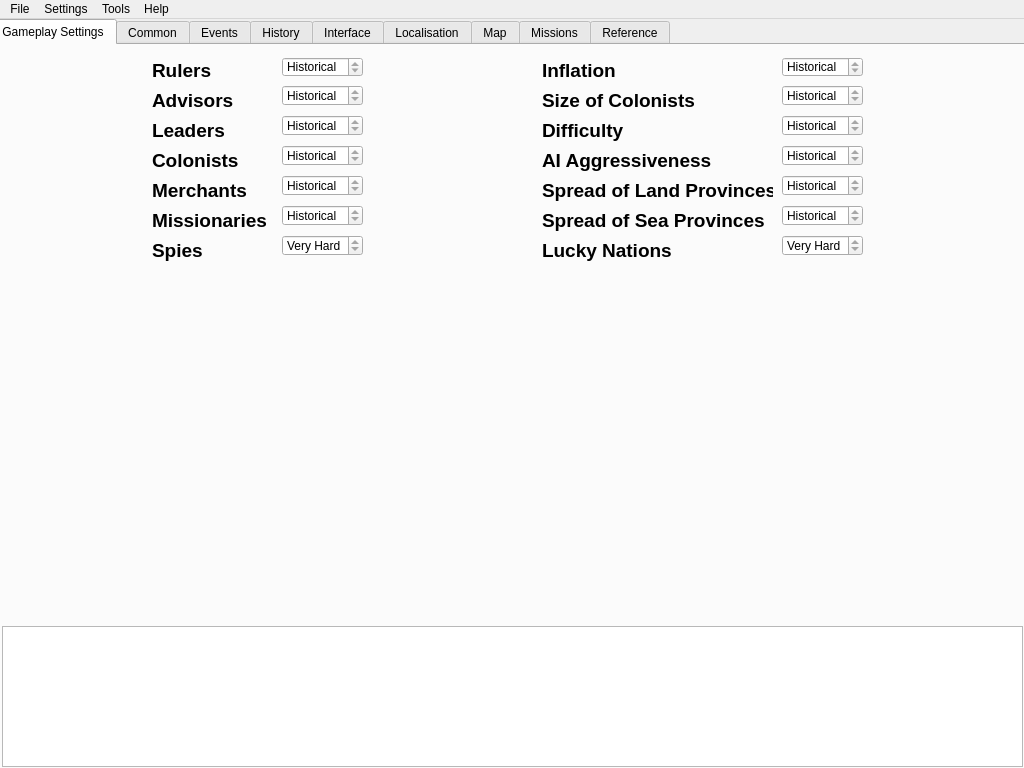
Before: the Qt Designer form BraveNewModder/bravenewmodder.ui in ADataGMan/bravenewmodder, drawn with Qt 5.
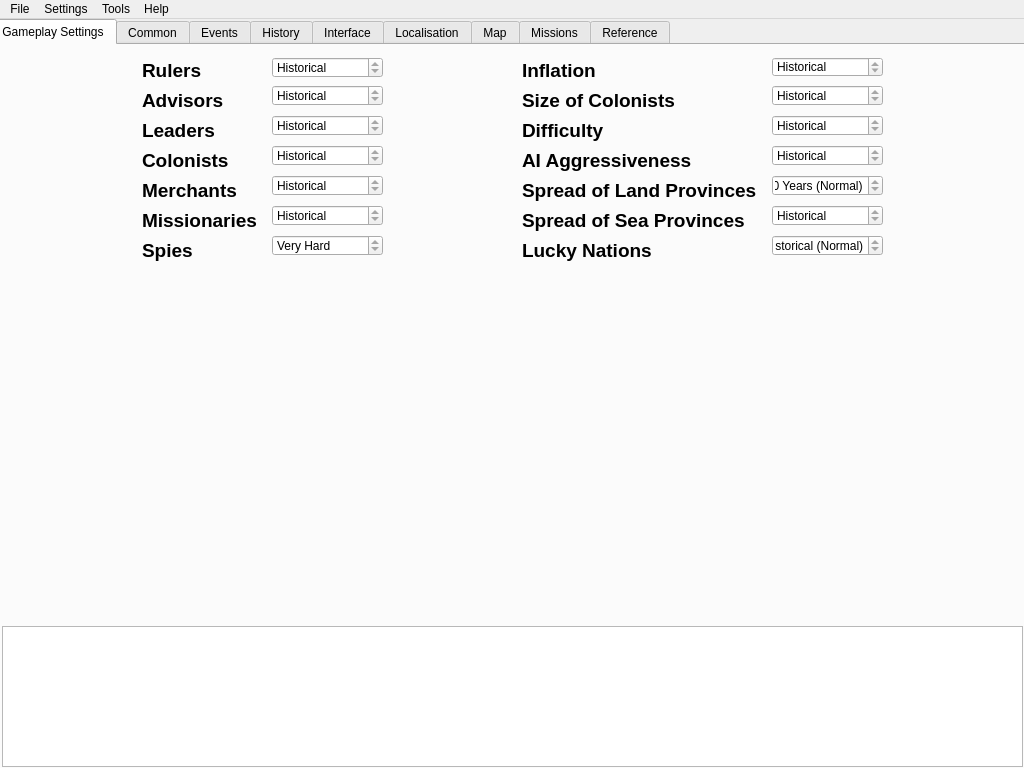
After: the same form once the commit is applied.

What changed in the file:
```diff
--- a/BraveNewModder/bravenewmodder.ui
+++ b/BraveNewModder/bravenewmodder.ui
@@ -51,9 +51,9 @@
      <widget class="QFrame" name="frmGameplaySettings">
       <property name="geometry">
        <rect>
-        <x>160</x>
+        <x>150</x>
         <y>10</y>
-        <width>711</width>
+        <width>741</width>
         <height>211</height>
        </rect>
       </property>
@@ -151,7 +151,7 @@
       <widget class="QLabel" name="lblSpreadofSeaProvinces">
        <property name="geometry">
         <rect>
-         <x>390</x>
+         <x>380</x>
          <y>150</y>
          <width>231</width>
          <height>31</height>
@@ -168,7 +168,7 @@
       <widget class="QLabel" name="lblInflation">
        <property name="geometry">
         <rect>
-         <x>390</x>
+         <x>380</x>
          <y>0</y>
          <width>91</width>
          <height>31</height>
@@ -185,9 +185,9 @@
       <widget class="QLabel" name="lblSpreadofLandProvinces">
        <property name="geometry">
         <rect>
-         <x>390</x>
+         <x>380</x>
          <y>120</y>
-         <width>231</width>
+         <width>241</width>
          <height>31</height>
         </rect>
        </property>
@@ -236,7 +236,7 @@
       <widget class="QLabel" name="lblDifficulty">
        <property name="geometry">
         <rect>
-         <x>390</x>
+         <x>380</x>
          <y>60</y>
          <width>91</width>
          <height>31</height>
@@ -253,7 +253,7 @@
       <widget class="QLabel" name="lblAIAggressiveness">
        <property name="geometry">
         <rect>
-         <x>390</x>
+         <x>380</x>
          <y>90</y>
          <width>181</width>
          <height>31</height>
@@ -270,7 +270,7 @@
       <widget class="QLabel" name="lblSizeofColonists">
        <property name="geometry">
         <rect>
-         <x>390</x>
+         <x>380</x>
          <y>30</y>
          <width>161</width>
          <height>31</height>
@@ -287,9 +287,9 @@
       <widget class="QSpinBox" name="sbxMissionaries">
        <property name="geometry">
         <rect>
-         <x>130</x>
+         <x>630</x>
          <y>150</y>
-         <width>81</width>
+         <width>111</width>
          <height>21</height>
         </rect>
        </property>
@@ -299,14 +299,17 @@
        <property name="specialValueText">
         <string>Historical</string>
        </property>
+       <property name="maximum">
+        <number>4</number>
+       </property>
       </widget>
       <widget class="QSpinBox" name="sbxRulers">
        <property name="geometry">
         <rect>
          <x>130</x>
          <y>2</y>
-         <width>81</width>
-         <height>20</height>
+         <width>111</width>
+         <height>21</height>
         </rect>
        </property>
        <property name="readOnly">
@@ -315,13 +318,16 @@
        <property name="specialValueText">
         <string>Historical</string>
        </property>
+       <property name="maximum">
+        <number>2</number>
+       </property>
       </widget>
       <widget class="QSpinBox" name="sbxColonists">
        <property name="geometry">
         <rect>
          <x>130</x>
          <y>90</y>
-         <width>81</width>
+         <width>111</width>
          <height>21</height>
         </rect>
        </property>
@@ -331,13 +337,16 @@
        <property name="specialValueText">
         <string>Historical</string>
        </property>
+       <property name="maximum">
+        <number>1</number>
+       </property>
       </widget>
       <widget class="QSpinBox" name="sbxLeaders">
        <property name="geometry">
         <rect>
          <x>130</x>
          <y>60</y>
-         <width>81</width>
+         <width>111</width>
          <height>21</height>
         </rect>
        </property>
@@ -347,13 +356,16 @@
        <property name="specialValueText">
         <string>Historical</string>
        </property>
+       <property name="maximum">
+        <number>2</number>
+       </property>
       </widget>
       <widget class="QSpinBox" name="sbxAdvisors">
        <property name="geometry">
         <rect>
          <x>130</x>
          <y>30</y>
-         <width>81</width>
+         <width>111</width>
          <height>21</height>
         </rect>
        </property>
@@ -363,13 +375,16 @@
        <property name="specialValueText">
         <string>Historical</string>
        </property>
+       <property name="maximum">
+        <number>2</number>
+       </property>
       </widget>
       <widget class="QSpinBox" name="sbxMerchants">
        <property name="geometry">
         <rect>
          <x>130</x>
          <y>120</y>
-         <width>81</width>
+         <width>111</width>
          <height>21</height>
         </rect>
        </property>
@@ -379,13 +394,16 @@
        <property name="specialValueText">
         <string>Historical</string>
        </property>
+       <property name="maximum">
+        <number>1</number>
+       </property>
       </widget>
       <widget class="QSpinBox" name="sbxSpies">
        <property name="geometry">
         <rect>
          <x>130</x>
          <y>180</y>
-         <width>81</width>
+         <width>111</width>
          <height>21</height>
         </rect>
        </property>
@@ -395,13 +413,16 @@
        <property name="specialValueText">
         <string>Very Hard</string>
        </property>
+       <property name="maximum">
+        <number>1</number>
+       </property>
       </widget>
       <widget class="QSpinBox" name="sbxAIAggressiveness">
        <property name="geometry">
         <rect>
          <x>630</x>
          <y>90</y>
-         <width>81</width>
+         <width>111</width>
          <height>21</height>
         </rect>
        </property>
@@ -411,13 +432,16 @@
        <property name="specialValueText">
         <string>Historical</string>
        </property>
+       <property name="maximum">
+        <number>2</number>
+       </property>
       </widget>
       <widget class="QSpinBox" name="sbxSizeofColonists">
        <property name="geometry">
         <rect>
          <x>630</x>
          <y>30</y>
-         <width>81</width>
+         <width>111</width>
          <height>21</height>
         </rect>
        </property>
@@ -427,13 +451,16 @@
        <property name="specialValueText">
         <string>Historical</string>
        </property>
+       <property name="maximum">
+        <number>3</number>
+       </property>
       </widget>
       <widget class="QSpinBox" name="sbxSpreadofSeaProvinces">
        <property name="geometry">
         <rect>
-         <x>630</x>
+         <x>130</x>
          <y>150</y>
-         <width>81</width>
+         <width>111</width>
          <height>21</height>
         </rect>
        </property>
@@ -443,13 +470,16 @@
        <property name="specialValueText">
         <string>Historical</string>
        </property>
+       <property name="maximum">
+        <number>1</number>
+       </property>
       </widget>
       <widget class="QSpinBox" name="sbxDifficulty">
        <property name="geometry">
         <rect>
          <x>630</x>
          <y>60</y>
-         <width>81</width>
+         <width>111</width>
          <height>21</height>
         </rect>
        </property>
@@ -459,13 +489,16 @@
        <property name="specialValueText">
         <string>Historical</string>
        </property>
+       <property name="maximum">
+        <number>4</number>
+       </property>
       </widget>
       <widget class="QSpinBox" name="sbxInflation">
        <property name="geometry">
         <rect>
          <x>630</x>
          <y>2</y>
-         <width>81</width>
+         <width>111</width>
          <height>20</height>
         </rect>
        </property>
@@ -475,13 +508,16 @@
        <property name="specialValueText">
         <string>Historical</string>
        </property>
+       <property name="maximum">
+        <number>2</number>
+       </property>
       </widget>
       <widget class="QSpinBox" name="sbxSpreadofLandProvinces">
        <property name="geometry">
         <rect>
          <x>630</x>
          <y>120</y>
-         <width>81</width>
+         <width>111</width>
          <height>21</height>
         </rect>
        </property>
@@ -489,7 +525,10 @@
         <bool>true</bool>
        </property>
        <property name="specialValueText">
-        <string>Historical</string>
+        <string>50 Years (Normal)</string>
+       </property>
+       <property name="maximum">
+        <number>4</number>
        </property>
       </widget>
       <widget class="QSpinBox" name="sbxLuckyNations">
@@ -497,7 +536,7 @@
         <rect>
          <x>630</x>
          <y>180</y>
-         <width>81</width>
+         <width>111</width>
          <height>21</height>
         </rect>
        </property>
@@ -505,13 +544,16 @@
         <bool>true</bool>
        </property>
        <property name="specialValueText">
-        <string>Very Hard</string>
+        <string>Historical (Normal)</string>
+       </property>
+       <property name="maximum">
+        <number>2</number>
        </property>
       </widget>
       <widget class="QLabel" name="lblLuckyNations">
        <property name="geometry">
         <rect>
-         <x>390</x>
+         <x>380</x>
          <y>180</y>
          <width>141</width>
          <height>31</height>
```
Left out of the diff: 42 changed lines with no effect on the pictures.
